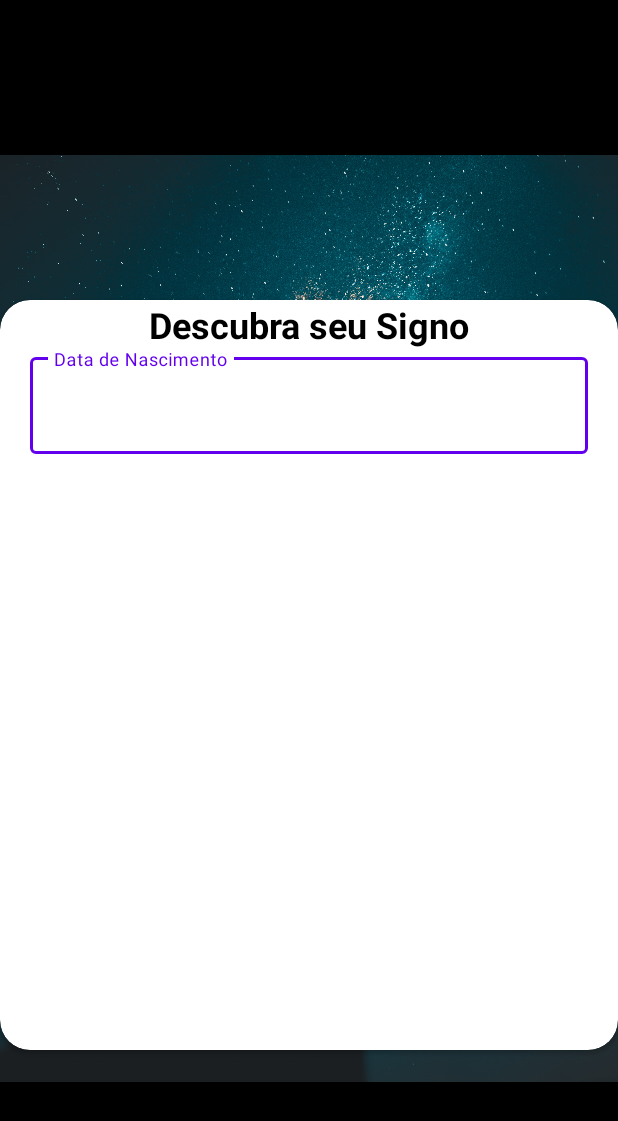
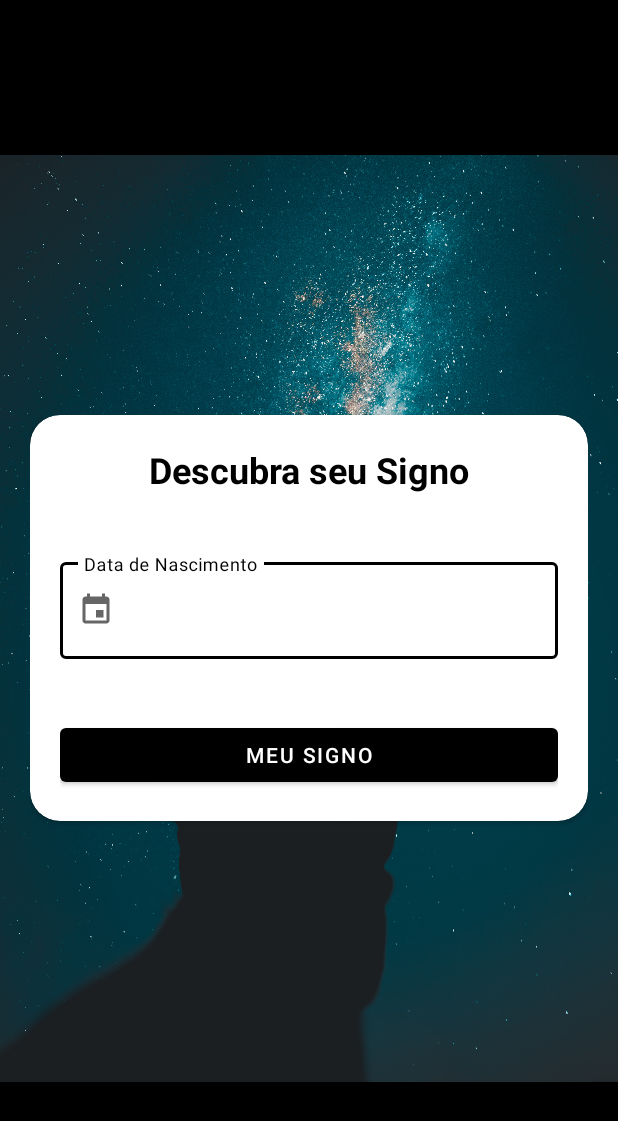
Before and after one commit to Samuel-Ricardo/Who_I_am, an Android app: the screen it shows after launch (MainActivity), on a phone screen of 412 x 824 dp. Shown: the top 1121 px of the screen. Run offline under Robolectric (Android 15) with nearby library versions, the phone set to English and light mode, and no system bars.

Commit message:
Updated: Activity - main (layout)

```diff
--- a/app/src/main/res/layout/activity_main.xml
+++ b/app/src/main/res/layout/activity_main.xml
@@ -7,7 +7,8 @@
     android:layout_width="match_parent"
     android:layout_height="match_parent"
     android:background="@android:color/black"
-    tools:context=".view.ui.main.MainActivity">
+    tools:context=".view.ui.main.MainActivity"
+    >
 
     <ImageView
         android:id="@+id/imageView"
@@ -20,23 +21,23 @@
     <ScrollView
         android:layout_width="match_parent"
         android:layout_height="match_parent"
+        android:paddingHorizontal="20dp"
         >
 
         <androidx.cardview.widget.CardView
             android:layout_width="match_parent"
             android:layout_height="wrap_content"
-            android:minHeight="200dp"
+
             android:background="@android:color/white"
             app:cardCornerRadius="20dp"
 
-            android:layout_marginTop="200dp"
+            android:layout_gravity="center"
             >
 
             <androidx.constraintlayout.widget.ConstraintLayout
                 android:layout_width="match_parent"
-                android:layout_height="500dp"
-                android:paddingHorizontal="20dp"
-                android:paddingBottom="20dp"
+                android:layout_height="wrap_content"
+                android:padding="20dp"
                 >
 
                 <com.google.android.material.textview.MaterialTextView
@@ -52,20 +53,30 @@
                 <com.google.android.material.textfield.TextInputLayout
                     android:id="@+id/input_date"
                     style="@style/Widget.MaterialComponents.TextInputLayout.OutlinedBox"
-                    android:hint="@string/lbl_birth_date"
                     android:layout_width="match_parent"
                     android:layout_height="70dp"
+                    android:layout_marginTop="40dp"
+                    android:hint="@string/lbl_birth_date"
                     app:layout_constraintEnd_toEndOf="parent"
                     app:layout_constraintHorizontal_bias="0.0"
                     app:layout_constraintStart_toStartOf="parent"
-                    app:layout_constraintTop_toBottomOf="@+id/materialTextView2">
+                    app:layout_constraintTop_toBottomOf="@+id/materialTextView2"
+                    app:startIconDrawable="@drawable/ic_event_black_24dp">
+
                     <com.google.android.material.textfield.TextInputEditText
                         android:layout_width="match_parent"
                         android:layout_height="match_parent"
                         android:inputType="date" />
                 </com.google.android.material.textfield.TextInputLayout>
 
-
+                <com.google.android.material.button.MaterialButton
+                    android:layout_width="match_parent"
+                    android:layout_height="wrap_content"
+                    android:layout_marginTop="40dp"
+                    android:text="@string/my_signo"
+                    app:layout_constraintBottom_toBottomOf="parent"
+                    app:layout_constraintTop_toBottomOf="@+id/input_date"
+                    tools:layout_editor_absoluteX="20dp" />
 
             </androidx.constraintlayout.widget.ConstraintLayout>
 
--- a/app/src/main/res/values/colors.xml
+++ b/app/src/main/res/values/colors.xml
@@ -1,7 +1,7 @@
 <?xml version="1.0" encoding="utf-8"?>
 <resources>
-    <color name="colorPrimary">#6200EE</color>
-    <color name="colorPrimaryDark">#3700B3</color>
-    <color name="colorAccent">#03DAC5</color>
+    <color name="colorPrimary">@android:color/black</color>
+    <color name="colorPrimaryDark">@android:color/black</color>
+    <color name="colorAccent">@android:color/white</color>
     <color name="background_dark">#00375A</color>
 </resources>
--- a/app/src/main/res/values/strings.xml
+++ b/app/src/main/res/values/strings.xml
@@ -2,4 +2,5 @@
     <string name="app_name">Who I am</string>
     <string name="find_signo">Descubra seu Signo</string>
     <string name="lbl_birth_date">Data de Nascimento</string>
+    <string name="my_signo">Meu Signo</string>
 </resources>
```
